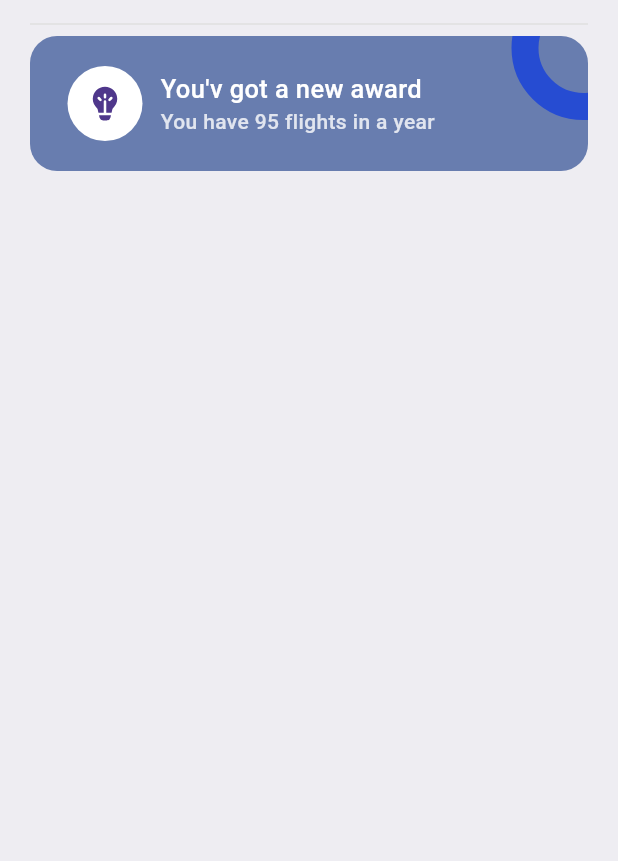
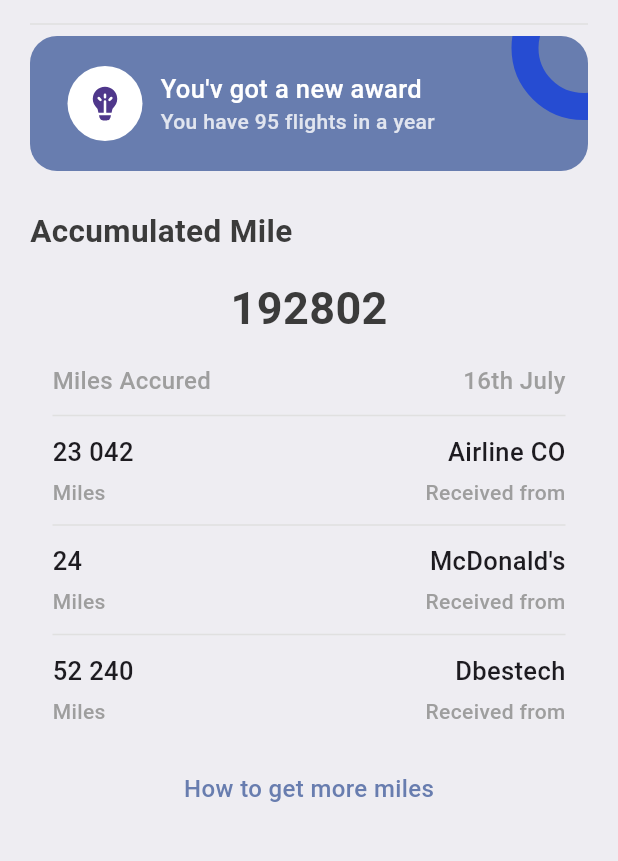
Before and after one commit to Bra-Gabby-Marshal/Flutter-Ticket-App, a Flutter app: the ProfileScreen screen opened by its route, on a phone screen of 412 x 824 dp, the part 225-1086 px from its top. Run offline on Flutter 3.47's test engine with Material 3 defaults, Android fonts, the phone set to English and light mode, and no system bars; our stand-ins replace barcode_widget, device_preview, fluentui_icons.

Commit message:
new update

```diff
--- a/lib/screens/profile/profile_screen.dart
+++ b/lib/screens/profile/profile_screen.dart
@@ -4,6 +4,7 @@ import 'package:flutter/material.dart';
 import 'package:flutter/painting.dart';
 import 'package:my_ticket_app/base/res/media.dart';
 import 'package:my_ticket_app/base/res/styles/app_styles.dart';
+import 'package:my_ticket_app/base/widgets/app_column_text_layout.dart';
 import 'package:my_ticket_app/base/widgets/heading_text.dart';
 import 'package:my_ticket_app/base/widgets/text_style_third.dart';
 
@@ -132,6 +133,116 @@ class ProfileScreen extends StatelessWidget {
                   ),
                 ))
           ],
+        ),
+        const SizedBox(height: 25,),
+        Text("Accumulated Mile", style: AppStyles.headLineStyle2,),
+        Container(
+          padding: const EdgeInsets.symmetric(horizontal: 15),
+          decoration: BoxDecoration(
+            borderRadius: BorderRadius.circular(18),
+            color: AppStyles.bgColor
+          ),
+          child: Column(
+            children: [
+              const SizedBox(height: 15,),
+              Text("192802", style: TextStyle(
+                  fontSize: 30, color: AppStyles.textColor, fontWeight: FontWeight.w600
+              ),),
+              const SizedBox(height: 15,),
+              //   row for text
+              Row(
+                mainAxisAlignment: MainAxisAlignment.spaceBetween,
+                children: [
+                  Text(
+                      "Miles Accured",
+                  style: AppStyles.headLineStyle4.copyWith(fontSize: 16),
+                  ),
+                  Text(
+                    "16th July",
+                    style: AppStyles.headLineStyle4.copyWith(fontSize: 16),
+                  ),
+                ],
+              ),
+              const SizedBox(height: 4,),
+              // Divider
+              Divider(color: Colors.grey.shade300,),
+              const SizedBox(height: 4,),
+
+            //   row->column
+              const Row(
+                mainAxisAlignment: MainAxisAlignment.spaceBetween,
+                children: [
+                  AppColumnTextLayout(
+                    topText: "23 042",
+                    bottomText: "Miles",
+                    alignment: CrossAxisAlignment.start,
+                    isColor: false,
+                  ),
+                  AppColumnTextLayout(
+                    topText: "Airline CO",
+                    bottomText: "Received from",
+                    alignment: CrossAxisAlignment.end,
+                    isColor: false,
+                  ),
+                ],
+              ),
+              const SizedBox(height: 4,),
+              // Divider
+              Divider(color: Colors.grey.shade300,),
+              const SizedBox(height: 4,),
+              const Row(
+                mainAxisAlignment: MainAxisAlignment.spaceBetween,
+                children: [
+                  AppColumnTextLayout(
+                    topText: "24",
+                    bottomText: "Miles",
+                    alignment: CrossAxisAlignment.start,
+                    isColor: false,
+                  ),
+                  AppColumnTextLayout(
+                    topText: "McDonald\'s",
+                    bottomText: "Received from",
+                    alignment: CrossAxisAlignment.end,
+                    isColor: false,
+                  ),
+                ],
+              ),
+              const SizedBox(height: 4,),
+              // Divider
+              Divider(color: Colors.grey.shade300,),
+              const SizedBox(height: 4,),
+              const Row(
+                mainAxisAlignment: MainAxisAlignment.spaceBetween,
+                children: [
+                  AppColumnTextLayout(
+                    topText: "52 240",
+                    bottomText: "Miles",
+                    alignment: CrossAxisAlignment.start,
+                    isColor: false,
+                  ),
+                  AppColumnTextLayout(
+                    topText: "Dbestech",
+                    bottomText: "Received from",
+                    alignment: CrossAxisAlignment.end,
+                    isColor: false,
+                  ),
+                ],
+              ),
+              const SizedBox(height: 30,),
+              InkWell(
+                onTap: (){
+                  print("tapped");
+                },
+                child: Text(
+                  "How to get more miles",
+                  style: AppStyles.textStyle.copyWith(
+                    color: AppStyles.primaryColor,
+                    fontWeight: FontWeight.w500,
+                  ),
+                ),
+              ),
+            ],
+          ),
         )
       ],
     ),
```
